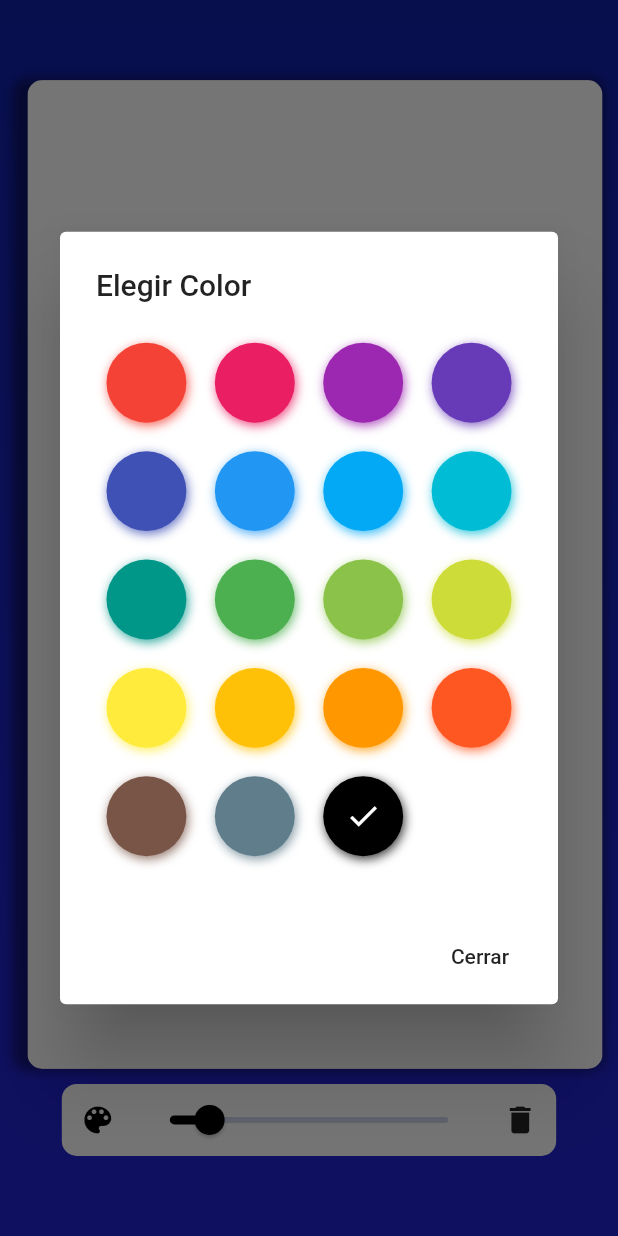
After one commit to FelixAVeras/OdespraTask, a Flutter app: the MyCustomDrawPage screen opened by its route, after a tap on the "color lens" icon, on a phone screen of 412 x 824 dp. The commit adds this screen. Run offline on Flutter 3.47's test engine with Material 2 defaults, Android fonts, the phone set to English and light mode, and no system bars; drawn by our look-alikes of flutter_colorpicker; our stand-ins replace image_picker; missing offline and left inert: mime_type; network calls fail.

Commit message:
Working on Painting

```diff
--- /dev/null
+++ b/lib/helpers/mycustompaint.dart
@@ -0,0 +1,38 @@
+import 'dart:ui';
+
+import 'package:flutter/material.dart';
+
+class MyCustomPainter extends CustomPainter {
+  List<Offset> points;
+  Color color;
+  double strokeWidth;
+
+  MyCustomPainter({this.points, this.color, this.strokeWidth});
+
+  @override
+  void paint(Canvas canvas, Size size) {
+    Paint background = Paint()..color = Colors.white;
+    Rect rect = Rect.fromLTWH(0, 0, size.width, size.height);
+
+    canvas.drawRect(rect, background);
+
+    Paint paint = Paint();
+    paint.color = color;
+    paint.strokeWidth = strokeWidth;
+    paint.isAntiAlias = true;
+    paint.strokeCap = StrokeCap.round;
+
+    for (int x = 0; x < points.length - 1; x++) {
+      if (points[x] != null && points[x + 1] != null) {
+        canvas.drawLine(points[x], points[x + 1], paint);
+      } else if (points[x] != null && points[x + 1] == null) {
+        canvas.drawPoints(PointMode.points, [points[x]], paint);
+      }
+    }
+  }
+
+  @override
+  bool shouldRepaint(CustomPainter oldDelegate) {
+    return true;
+  }
+}
--- a/lib/main.dart
+++ b/lib/main.dart
@@ -1,5 +1,6 @@
 import 'package:flutter/material.dart';
 import 'package:odespratask/pages/home.dart';
+import 'package:odespratask/pages/mycustomdraw.dart';
 import 'package:odespratask/pages/taskdetail.dart';
 import 'package:odespratask/pages/taskformpage.dart';
 import 'package:odespratask/pages/tasklistpage.dart';
@@ -18,7 +19,8 @@ class OdespraTask extends StatelessWidget {
         'home': (BuildContext context) => HomePage(),
         // 'task': (BuildContext context) => TaskListPage(),
         'taskdetail': (BuildContext context) => TaskDetail(),
-        'newtask': (BuildContext context) => TaskFormPage()
+        'newtask': (BuildContext context) => TaskFormPage(),
+        'paintingCustom': (BuildContext context) => MyCustomDrawPage()
       },
     );
   }
--- a/lib/pages/home.dart
+++ b/lib/pages/home.dart
@@ -1,11 +1,12 @@
 import 'package:flutter/material.dart';
 import 'package:odespratask/models/Task.dart';
-import 'package:odespratask/pages/taskformpage.dart';
-import 'package:odespratask/pages/tasklistpage.dart';
+// import 'package:odespratask/pages/taskformpage.dart';
+// import 'package:odespratask/pages/tasklistpage.dart';
 import 'package:odespratask/providers/taskprovider.dart';
 
 class HomePage extends StatelessWidget {
   final taskProvider = new TaskProvider();
+  final _scaffoldKey = GlobalKey<ScaffoldState>();
 
   @override
   Widget build(BuildContext context) {
@@ -13,16 +14,7 @@ class HomePage extends StatelessWidget {
       appBar: AppBar(
         title: Text('ODESPRA Task'),
         centerTitle: true,
-        // actions: [
-        //   IconButton(
-        //       icon: Icon(Icons.add),
-        //       tooltip: 'Nueva Tarea',
-        //       onPressed: () {
-        //         Navigator.pushNamed(context, 'newtask');
-        //       })
-        // ],
       ),
-      // body: TaskListPage(),
       body: _taskList(),
       floatingActionButton: FloatingActionButton(
         onPressed: () {
@@ -42,10 +34,23 @@ class HomePage extends StatelessWidget {
           if (snapshot.hasData) {
             final tasks = snapshot.data;
 
-            return ListView.builder(
-                padding: EdgeInsets.fromLTRB(5.0, 0.0, 5.0, 0.0),
-                itemCount: tasks.length,
-                itemBuilder: (context, i) => taskItem(context, tasks[i]));
+            return RefreshIndicator(
+                child: ListView.builder(
+                    padding: EdgeInsets.fromLTRB(5.0, 0.0, 5.0, 0.0),
+                    itemCount: tasks.length,
+                    itemBuilder: (context, i) => taskItem(context, tasks[i]),
+                    physics: const AlwaysScrollableScrollPhysics()),
+                onRefresh: () {
+                  return Future.delayed(Duration(seconds: 1));
+                  () {
+                    _scaffoldKey.currentState.showSnackBar(SnackBar(
+                        content: const Text('Lista de tareas actualizada')));
+                  };
+                });
+            // return ListView.builder(
+            //     padding: EdgeInsets.fromLTRB(5.0, 0.0, 5.0, 0.0),
+            //     itemCount: tasks.length,
+            //     itemBuilder: (context, i) => taskItem(context, tasks[i]));
           } else {
             return Center(
               child: Container(
--- /dev/null
+++ b/lib/pages/mycustomdraw.dart
@@ -0,0 +1,157 @@
+import 'package:flutter/cupertino.dart';
+import 'package:flutter/material.dart';
+import 'package:flutter_colorpicker/flutter_colorpicker.dart';
+import 'package:odespratask/helpers/mycustompaint.dart';
+
+class MyCustomDrawPage extends StatefulWidget {
+  @override
+  _MyCustomDrawPageState createState() => _MyCustomDrawPageState();
+}
+
+class _MyCustomDrawPageState extends State<MyCustomDrawPage> {
+  List<Offset> points = [];
+  Color selectedColor;
+  double strokeWidth;
+
+  @override
+  void initState() {
+    super.initState();
+
+    selectedColor = Colors.black;
+    strokeWidth = 2.0;
+  }
+
+  void selectColor() {
+    showDialog(
+        context: context,
+        child: AlertDialog(
+          title: Text('Elegir Color'),
+          content: SingleChildScrollView(
+            child: BlockPicker(
+                pickerColor: selectedColor,
+                onColorChanged: (color) {
+                  this.setState(() {
+                    selectedColor = color;
+                  });
+                }),
+          ),
+          actions: [
+            FlatButton(
+                onPressed: () {
+                  Navigator.of(context).pop();
+                },
+                child: Text('Cerrar'))
+          ],
+        ));
+  }
+
+  @override
+  Widget build(BuildContext context) {
+    final double customWidth = MediaQuery.of(context).size.width;
+    final double customHeight = MediaQuery.of(context).size.height;
+
+    return Scaffold(
+      body: Stack(
+        children: [
+          Container(
+            decoration: BoxDecoration(
+                gradient: LinearGradient(
+                    begin: Alignment.topCenter,
+                    end: Alignment.bottomCenter,
+                    colors: [
+                  Color.fromRGBO(17, 32, 168, 1.0),
+                  Color.fromRGBO(25, 33, 190, 1.0),
+                  Color.fromRGBO(34, 34, 211, 1.0)
+                ])),
+          ),
+          Center(
+              child: Column(
+            crossAxisAlignment: CrossAxisAlignment.center,
+            mainAxisAlignment: MainAxisAlignment.center,
+            children: [
+              Container(
+                padding: EdgeInsets.fromLTRB(8.0, 0, 0, 0),
+                width: customWidth * 0.95,
+                height: customHeight * 0.80,
+                decoration: BoxDecoration(
+                    borderRadius: BorderRadius.all(Radius.circular(10.0)),
+                    boxShadow: [
+                      BoxShadow(
+                          color: Colors.black.withOpacity(0.4),
+                          blurRadius: 5.0,
+                          spreadRadius: 1.0)
+                    ]),
+                child: GestureDetector(
+                  onPanDown: (details) {
+                    this.setState(() {
+                      points.add(details.localPosition);
+                    });
+                  },
+                  onPanUpdate: (details) {
+                    this.setState(() {
+                      points.add(details.localPosition);
+                    });
+                  },
+                  onPanEnd: (details) {
+                    this.setState(() {
+                      points.add(null);
+                    });
+                  },
+                  child: ClipRRect(
+                    borderRadius: BorderRadius.all(Radius.circular(10.0)),
+                    child: CustomPaint(
+                      painter: MyCustomPainter(
+                          points: points,
+                          color: selectedColor,
+                          strokeWidth: strokeWidth),
+                    ),
+                  ),
+                ),
+              ),
+              SizedBox(height: 10.0),
+              Container(
+                width: customWidth * 0.80,
+                decoration: BoxDecoration(
+                  color: Colors.white,
+                  // image: DecorationImage(image: ),
+                  borderRadius: BorderRadius.all(Radius.circular(10.0)),
+                ),
+                child: Row(
+                  children: [
+                    IconButton(
+                        icon: Icon(
+                          Icons.color_lens,
+                          color: selectedColor,
+                        ),
+                        onPressed: () {
+                          selectColor();
+                        }),
+                    Expanded(
+                        child: Slider(
+                      min: 1.0,
+                      max: 8.0,
+                      activeColor: selectedColor,
+                      value: strokeWidth,
+                      onChanged: (value) {
+                        this.setState(() {
+                          strokeWidth = value;
+                        });
+                      },
+                    )),
+                    IconButton(
+                        icon: Icon(Icons.delete),
+                        onPressed: () {
+                          this.setState(() {
+                            points.clear();
+                          });
+                        })
+                  ],
+                ),
+              )
+            ],
+          ))
+        ],
+      ),
+    );
+  }
+}
--- a/lib/pages/taskformpage.dart
+++ b/lib/pages/taskformpage.dart
@@ -39,23 +39,18 @@ class TaskFormPageState extends State<TaskFormPage> {
       taskModel = taskData;
     }
 
+    Future goToDraw() {
+      return Navigator.pushNamed(context, 'paintingCustom');
+    }
+
     return Scaffold(
       key: _scaffoldKey,
       appBar: AppBar(
         title: Text('Nueva Tarea'),
         centerTitle: true,
-        // actions: [
-        //   IconButton(
-        //     icon: Icon(Icons.photo_camera_rounded),
-        //     onPressed: _takePhoto,
-        //     tooltip: 'Usar Camara',
-        //   ),
-        //   IconButton(
-        //     icon: Icon(Icons.photo_rounded),
-        //     onPressed: _selectPhoto,
-        //     tooltip: 'Usar Galeria',
-        //   ),
-        // ],
+        actions: [
+          IconButton(icon: Icon(Icons.edit), onPressed: goToDraw),
+        ],
       ),
       body: SingleChildScrollView(
         child: Container(
@@ -80,6 +75,12 @@ class TaskFormPageState extends State<TaskFormPage> {
           ),
         ),
       ),
+      // floatingActionButton: AnimatedFloatingActionButton(
+      //   fabButtons: fabOption(),
+      //   colorStartAnimation: Colors.blue,
+      //   colorEndAnimation: Colors.cyan,
+      //   animatedIconData: AnimatedIcons.menu_close,
+      // ),
     );
   }
 
--- a/pubspec.yaml
+++ b/pubspec.yaml
@@ -30,6 +30,7 @@ dependencies:
   path_provider:
   path:
   image_painter: 0.2.0
+  flutter_colorpicker: 0.3.2
 
   # The following adds the Cupertino Icons font to your application.
   # Use with the CupertinoIcons class for iOS style icons.
```
Also changed, not shown: pubspec.lock.
